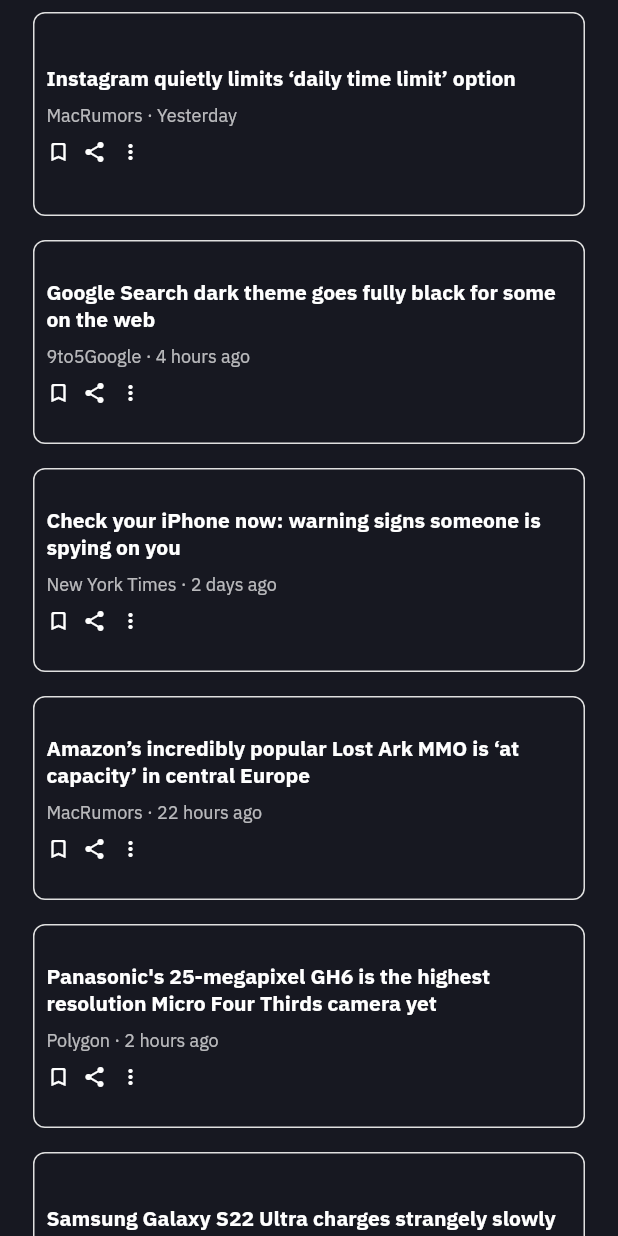
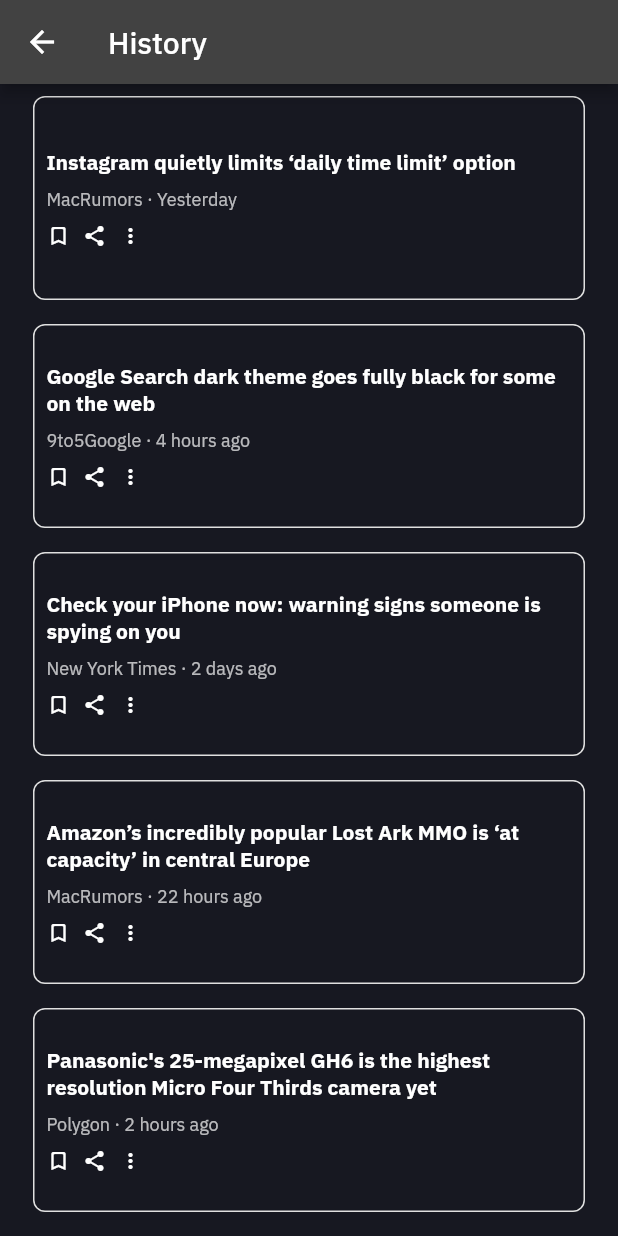
Before and after one commit to lightdarkmaster/Garduino_Version2, a Flutter app: the HistoryPage screen opened directly, on a phone screen of 412 x 824 dp. Run offline on Flutter 3.47's test engine with Material 2 defaults, Android fonts, the phone set to English and light mode, and no system bars; our stand-ins replace fl_chart, flutter_svg.

Commit message:
Add appbar in history file

```diff
--- a/lib/widgets/history.dart
+++ b/lib/widgets/history.dart
@@ -6,6 +6,9 @@
   @override
   Widget build(BuildContext context) {
     return Scaffold(
+      appBar: AppBar(
+        title: const Text('History'),
+      ),
       body: Center(
         child: Container(
           constraints: const BoxConstraints(maxWidth: 400),
```
